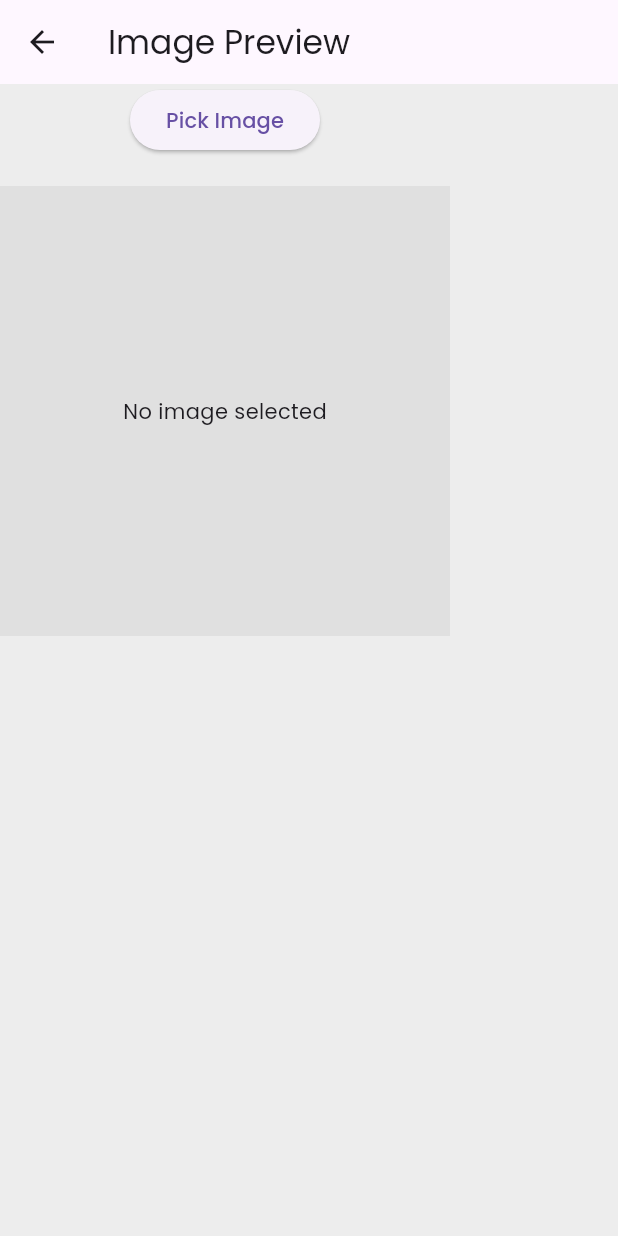
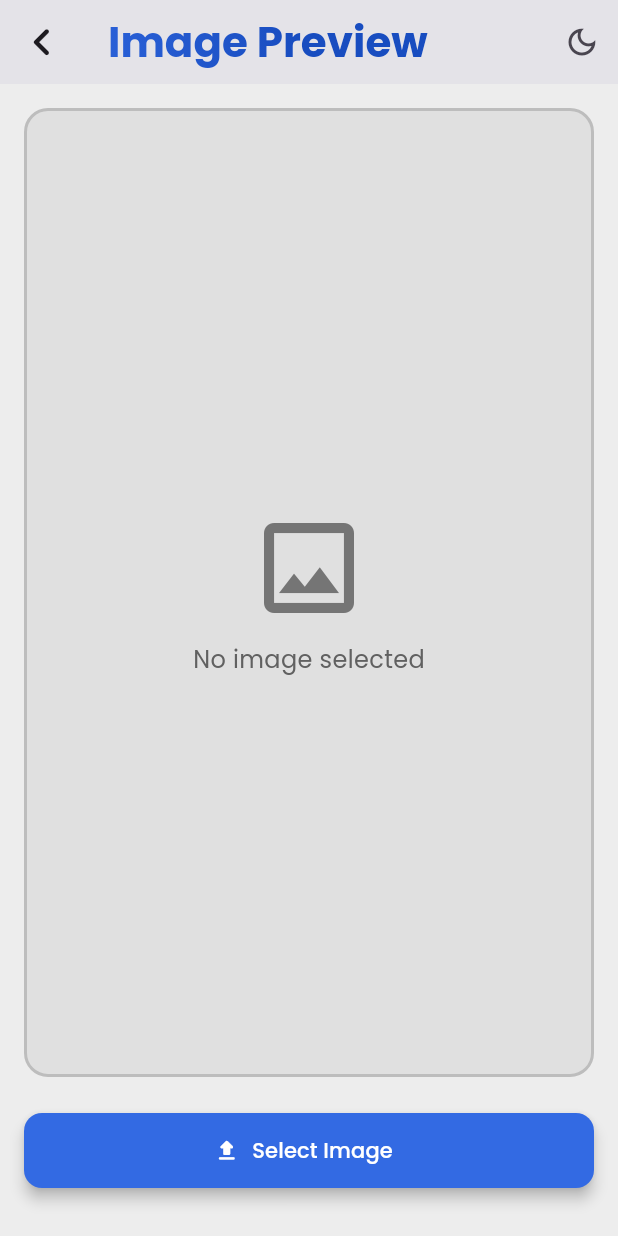
Before and after one commit to aryan-madhavi/SIH25031, a Flutter app: the ImagePickerPreview screen opened directly, on a phone screen of 412 x 824 dp. Run offline on Flutter 3.47's test engine with Material 3 defaults, Android fonts, the phone set to English and light mode, and no system bars; our stand-ins replace cloud_firestore, file_picker, firebase_auth, firebase_core, flutter_riverpod, image_picker and 1 more; accounts and stored records are empty.

Commit message:
fixed the dialog and file upload and permissions, etc

```diff
--- a/lib/App/Core/widgets/bottom_nav_bar_widget.dart
+++ b/lib/App/Core/widgets/bottom_nav_bar_widget.dart
@@ -1,4 +1,4 @@
-import 'package:civic_reporter/App/presentation/IssueReportingPage/Screens/issue_reporting_screen.dart';
+
 import 'package:civic_reporter/App/presentation/ReportHistory/Screens/report_history_page.dart';
 import 'package:civic_reporter/App/presentation/TrackYourReport/Screens/track_your_report_page.dart';
 import 'package:civic_reporter/App/presentation/UserProfile/Screens/user_profile_page.dart';
--- a/lib/App/controllers/app_controllers.dart
+++ b/lib/App/controllers/app_controllers.dart
@@ -1,16 +1,15 @@
 import 'dart:io';
-import 'package:civic_reporter/App/data/services/permission_services.dart';
+
 import 'package:file_picker/file_picker.dart';
 import 'package:image_picker/image_picker.dart';
 
-
 class AppControllers {
   final ImagePicker _picker = ImagePicker();
-  final permissionServices = PermissionServices();
+  // final permissionServices = PermissionServices();
 
   /// Pick a file from device storage
   Future<File?> pickFileFromStorage() async {
-    if (!await permissionServices.requestPermissions()) return null;
+    //if (!await permissionServices.requestPermissions()) return null;
 
     final result = await FilePicker.platform.pickFiles();
     if (result != null && result.files.single.path != null) {
@@ -21,7 +20,7 @@ class AppControllers {
 
   /// Capture image from camera
   Future<File?> pickImageFromCamera() async {
-    if (!await permissionServices.requestPermissions()) return null;
+    //if (!await permissionServices.requestPermissions()) return null;
 
     final XFile? image = await _picker.pickImage(source: ImageSource.camera);
     if (image != null) {
--- a/lib/App/presentation/IssueReportingPage/Screens/submit_report_form.dart
+++ b/lib/App/presentation/IssueReportingPage/Screens/submit_report_form.dart
@@ -1,8 +1,5 @@
 import 'package:civic_reporter/App/Core/Constants/color_constants.dart';
 import 'package:civic_reporter/App/Core/services/responsive_service.dart';
-import 'package:civic_reporter/App/controllers/app_controllers.dart';
-import 'package:civic_reporter/App/data/services/permission_services.dart';
-import 'package:civic_reporter/App/presentation/IssueReportingPage/widgets/image_picker_preview.dart';
 import 'package:civic_reporter/App/presentation/IssueReportingPage/widgets/photo_evidence_widget.dart';
 import 'package:civic_reporter/App/presentation/IssueReportingPage/widgets/urgency_button_widget.dart';
 import 'package:civic_reporter/App/providers/selected_catrgory_product_provider.dart';
@@ -52,6 +49,7 @@ class _SubmitReportFormState extends State<SubmitReportForm> {
 
           SizedBox(height: ResponsiveService.h(0.01)),
 
+        //*Calling the widget
           PhotoEvidenceWidget(),
 
           SizedBox(height: ResponsiveService.h(0.04)),
--- a/lib/App/presentation/IssueReportingPage/widgets/image_picker_preview.dart
+++ b/lib/App/presentation/IssueReportingPage/widgets/image_picker_preview.dart
@@ -1,49 +1,48 @@
-import 'dart:io';
+import 'package:civic_reporter/App/Core/Constants/color_constants.dart';
+import 'package:civic_reporter/App/Core/widgets/appbar_widget.dart';
 import 'package:civic_reporter/App/controllers/app_controllers.dart';
+
+import 'package:civic_reporter/App/providers/select_image_provider.dart';
 import 'package:flutter/material.dart';
+import 'package:flutter_riverpod/flutter_riverpod.dart';
 
-class ImagePickerPreview extends StatefulWidget {
+class ImagePickerPreview extends ConsumerWidget {
   const ImagePickerPreview({super.key});
 
-  @override
-  State<ImagePickerPreview> createState() => _ImagePickerPreviewState();
-}
+  void showPickerDialog(BuildContext context, WidgetRef ref) {
+    final controller = AppControllers();
 
-class _ImagePickerPreviewState extends State<ImagePickerPreview> {
-  File? _selectedImage;
-  final controller = AppControllers();
+    //*DIALOGUE WIDGET
 
-  void _showPickerDialog() {
+    // ImageSourcePickerDialog(controller: controller, ref: ref);
     showDialog(
       context: context,
       builder: (context) => AlertDialog(
-        title: Text('Select Source'),
+        title: const Text('Select Source'),
         content: Column(
           mainAxisSize: MainAxisSize.min,
           children: [
             ListTile(
-              leading: Icon(Icons.photo_library),
-              title: Text('Pick from files/media'),
+              leading: const Icon(Icons.photo_library),
+              title: const Text('Pick from files/media'),
               onTap: () async {
                 Navigator.of(context).pop();
-                final file = await controller.pickFileFromStorage();
-                if (file != null) {
-                  setState(() {
-                    _selectedImage = file;
-                  });
+                final selectedFile = await controller.pickFileFromStorage();
+
+                if (selectedFile != null) {
+                  ref.read(selectImageProvider.notifier).state = selectedFile;
                 }
               },
             ),
+
             ListTile(
-              leading: Icon(Icons.camera_alt),
-              title: Text('Open Camera'),
+              leading: const Icon(Icons.camera_alt),
+              title: const Text('Open Camera'),
               onTap: () async {
                 Navigator.of(context).pop();
-                final image = await controller.pickImageFromCamera();
-                if (image != null) {
-                  setState(() {
-                    _selectedImage = image;
-                  });
+                final selectedImage = await controller.pickImageFromCamera();
+                if (selectedImage != null) {
+                  ref.read(selectImageProvider.notifier).state = selectedImage;
                 }
               },
             ),
@@ -54,25 +53,111 @@ class _ImagePickerPreviewState extends State<ImagePickerPreview> {
   }
 
   @override
-  Widget build(BuildContext context) {
+  Widget build(BuildContext context, WidgetRef ref) {
+    final selectedImage = ref.watch(selectImageProvider);
+
     return Scaffold(
-      appBar: AppBar(title: Text('Image Preview')),
-      body: Column(
-        children: [
-          ElevatedButton(
-            onPressed: _showPickerDialog,
-            child: Text('Pick Image'),
-          ),
-          SizedBox(height: 20),
-          Container(
-            width: 300,
-            height: 300,
-            color: Colors.grey[300],
-            child: _selectedImage != null
-                ? Image.file(_selectedImage!, fit: BoxFit.cover)
-                : Center(child: Text('No image selected')),
-          ),
-        ],
+      appBar: AppbarWidget(
+        'Image Preview',
+        Icons.menu,
+        true,
+        () => Navigator.pop(context),
+      ),
+
+      body: Padding(
+        //TODO change to Responsive
+        padding: EdgeInsets.all(16.0),
+        child: Column(
+          children: [
+            //* Image Container
+            Expanded(
+              child: Center(
+                child: Container(
+                  width: double.infinity,
+                  decoration: BoxDecoration(
+                    color: Colors.grey[300],
+                    borderRadius: BorderRadius.circular(16),
+                    border: Border.all(color: Colors.grey.shade400, width: 2),
+                  ),
+                  child: selectedImage != null
+                      ? ClipRRect(
+                          borderRadius: BorderRadius.circular(14),
+                          child: Image.file(
+                            selectedImage,
+                            fit: BoxFit.cover,
+                            width: double.infinity,
+                          ),
+                        )
+                      : Column(
+                          mainAxisAlignment: MainAxisAlignment.center,
+                          children: [
+                            Icon(
+                              Icons.image_outlined,
+                              //TODO change to Responsive
+                              size: 80,
+                              color: Colors.grey.shade600,
+                            ),
+                            //TODO change to Responsive
+                            const SizedBox(height: 10),
+                            Text(
+                              "No image selected",
+                              style: TextStyle(
+                                //TODO change to Responsive
+                                fontSize: 16,
+                                color: Colors.grey.shade700,
+                              ),
+                            ),
+                          ],
+                        ),
+                ),
+              ),
+            ),
+            //TODO change to Responsive
+            const SizedBox(height: 24),
+            // Action Button
+            ElevatedButton.icon(
+              onPressed: () => showPickerDialog(context, ref), // Pass ref
+              icon: const Icon(Icons.upload_rounded),
+              label: const Text("Select Image"),
+              style: ElevatedButton.styleFrom(
+                backgroundColor: ColorConstants.primaryColorLight,
+                foregroundColor: Colors.white,
+                //TODO change to Responsive
+                minimumSize: const Size(double.infinity, 50),
+                shape: RoundedRectangleBorder(
+                  borderRadius: BorderRadius.circular(12),
+                ),
+                elevation: 4,
+              ),
+            ),
+            //TODO change to Responsive
+            const SizedBox(height: 16),
+            // Upload / Continue Button
+            if (selectedImage != null)
+              ElevatedButton.icon(
+                onPressed: () {
+                  // TODO: handle upload
+                  ScaffoldMessenger.of(context).showSnackBar(
+                    const SnackBar(
+                      content: Text("Uploading image... (stubbed)"),
+                    ),
+                  );
+                },
+                icon: const Icon(Icons.cloud_upload_outlined),
+                label: const Text("Upload"),
+                style: ElevatedButton.styleFrom(
+                  backgroundColor: ColorConstants.primaryColorDark,
+                  foregroundColor: Colors.white,
+                  //TODO change to Responsive
+                  minimumSize: const Size(double.infinity, 50),
+                  shape: RoundedRectangleBorder(
+                    borderRadius: BorderRadius.circular(12),
+                  ),
+                  elevation: 4,
+                ),
+              ),
+          ],
+        ),
       ),
     );
   }
--- a/lib/App/presentation/home/screens/home_page.dart
+++ b/lib/App/presentation/home/screens/home_page.dart
@@ -1,7 +1,6 @@
 import 'package:civic_reporter/App/Core/Constants/color_constants.dart';
 import 'package:civic_reporter/App/Core/Constants/string_constants.dart';
 import 'package:civic_reporter/App/Core/services/responsive_service.dart';
-import 'package:civic_reporter/App/Core/widgets/appbar_widget.dart';
 import 'package:civic_reporter/App/Core/widgets/primary_button_widget.dart';
 import 'package:civic_reporter/App/Core/widgets/secondary_button_widget.dart';
 import 'package:civic_reporter/App/presentation/IssueReportingPage/Screens/issue_reporting_screen.dart';
@@ -22,8 +21,6 @@ class _HomePageState extends State<HomePage> {
     ResponsiveService.init(context);
 
     return Scaffold(
-      // appBar: AppbarWidget('CivicReporter', Icons.menu, false, () {}),
-      //bottomNavigationBar: BottomNavBar(),
       body: SingleChildScrollView(
         child: Padding(
           padding: EdgeInsets.all(ResponsiveService.w(0.025)),
--- /dev/null
+++ b/lib/App/providers/select_image_provider.dart
@@ -0,0 +1,5 @@
+import 'dart:io';
+
+import 'package:flutter_riverpod/legacy.dart';
+
+final selectImageProvider = StateProvider<File?>((ref) => null);
--- a/lib/main.dart
+++ b/lib/main.dart
@@ -3,8 +3,6 @@ import 'package:civic_reporter/App/Core/Theme/light_theme.dart';
 import 'package:civic_reporter/App/Core/Theme/riverpod/theme_provider.dart';
 import 'package:civic_reporter/App/Core/widgets/appbar_widget.dart';
 import 'package:civic_reporter/App/Core/widgets/bottom_nav_bar_widget.dart';
-import 'package:civic_reporter/App/presentation/IssueReportingPage/Screens/issue_reporting_screen.dart';
-import 'package:civic_reporter/App/presentation/auth/Login%20And%20Signup/Screens/login_page.dart';
 import 'package:civic_reporter/App/routes/app_routes.dart';
 import 'package:civic_reporter/Web/Core/widgets/side_bar.dart';
 import 'package:civic_reporter/firebase_options.dart';
```
Also changed, not shown: lib/App/data/services/permission_services.dart (+30 -11 lines), lib/App/presentation/IssueReportingPage/widgets/photo_evidence_widget.dart (+68 -40 lines), flutter_01.png (added), pubspec.lock.
